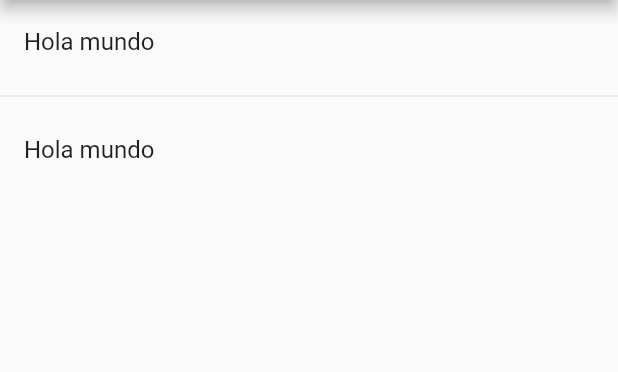
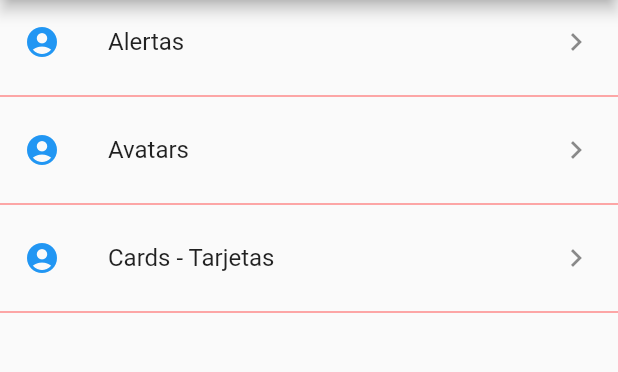
Before and after one commit to oscar02r/flutter_components, a Flutter app: the screen it shows after launch, on a phone screen of 412 x 824 dp, the part 84-456 px from its top. Run offline on Flutter 3.47's test engine with Material 2 defaults, Android fonts, the phone set to English and light mode, and no system bars.

Commit message:
Added future builder to home page

```diff
--- a/lib/src/pages/home_page.dart
+++ b/lib/src/pages/home_page.dart
@@ -14,19 +14,35 @@ class HomePage extends StatelessWidget {
 
 Widget  _list() {
 
-     print(menuProvider.loadData());
-      return ListView(children:_itemsList(),);
+      return FutureBuilder(
+        initialData: [],
+        future: menuProvider.loadData(),
+        builder: (context,  AsyncSnapshot<List<dynamic>> snashot){
+
+               return ListView(
+                   children:_itemsList(snashot.data)
+               );
+        });
+
   }
 
- List <Widget> _itemsList () {
-       return [
-         ListTile(
-         title:Text('Hola mundo')
-       ),
-       Divider(),
-       ListTile(
-         title:Text('Hola mundo')
-       )
-       ];
-  }
+ List <Widget> _itemsList (List<dynamic> data) {
+
+        final List<Widget> options =[];
+
+           data.forEach((opt){
+
+           final tempWidget = ListTile(
+             title:Text(opt['texto']),
+             leading: Icon(Icons.account_circle, color: Colors.blue,),
+             trailing: Icon(Icons.keyboard_arrow_right),
+             onTap: (){},
+           );
+           options..add(tempWidget)
+                  ..add(Divider(color: Colors.redAccent,));
+       });
+
+       return options;
+ }
+
 }
--- a/lib/src/pages/home_page_temp.dart
+++ b/lib/src/pages/home_page_temp.dart
@@ -20,7 +20,7 @@ class HomePageTemp extends StatelessWidget {
         );
   }
 
-  List<Widget> _createItems() {
+ /* List<Widget> _createItems() {
     final List<Widget> list = new List<Widget>();
 
     for (String opt in options) {
@@ -34,7 +34,7 @@ class HomePageTemp extends StatelessWidget {
     }
     return list;
   }
-
+*/
   List<Widget> _createItemsShort(){
      return options.map((opt){
           return Column(
--- a/lib/src/providers/menu_provider.dart
+++ b/lib/src/providers/menu_provider.dart
@@ -1,21 +1,18 @@
+import 'package:flutter/services.dart' show rootBundle;
 import 'dart:convert';
 
-import 'package:flutter/services.dart' show rootBundle;
 
 class _MenuProvider{
 
   List<dynamic> options =[];
 
-  _MenuProvider(){
-   // loadData();
-  }
+
 
 Future <List<dynamic>>   loadData () async {
 
       final resp = await rootBundle.loadString('data/menu_opts.json');
             Map dataMap = json.decode(resp);
             options = dataMap['rutas'];
-            //print (dataMap['rutas']);
             return options;
 
 }
```
